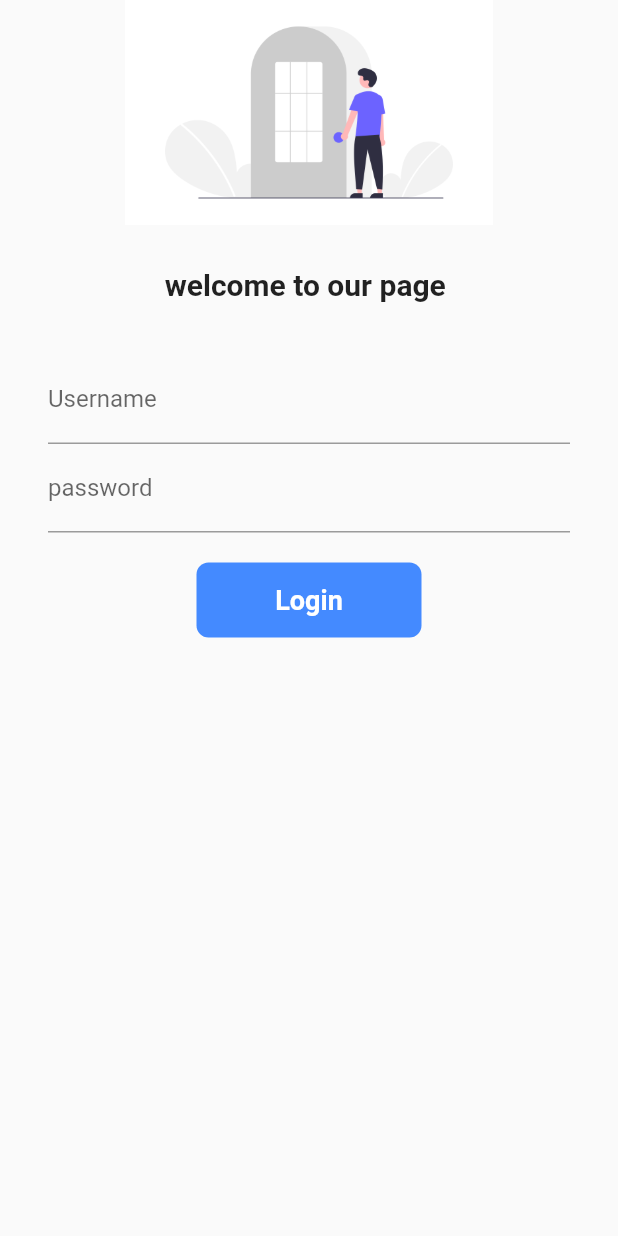
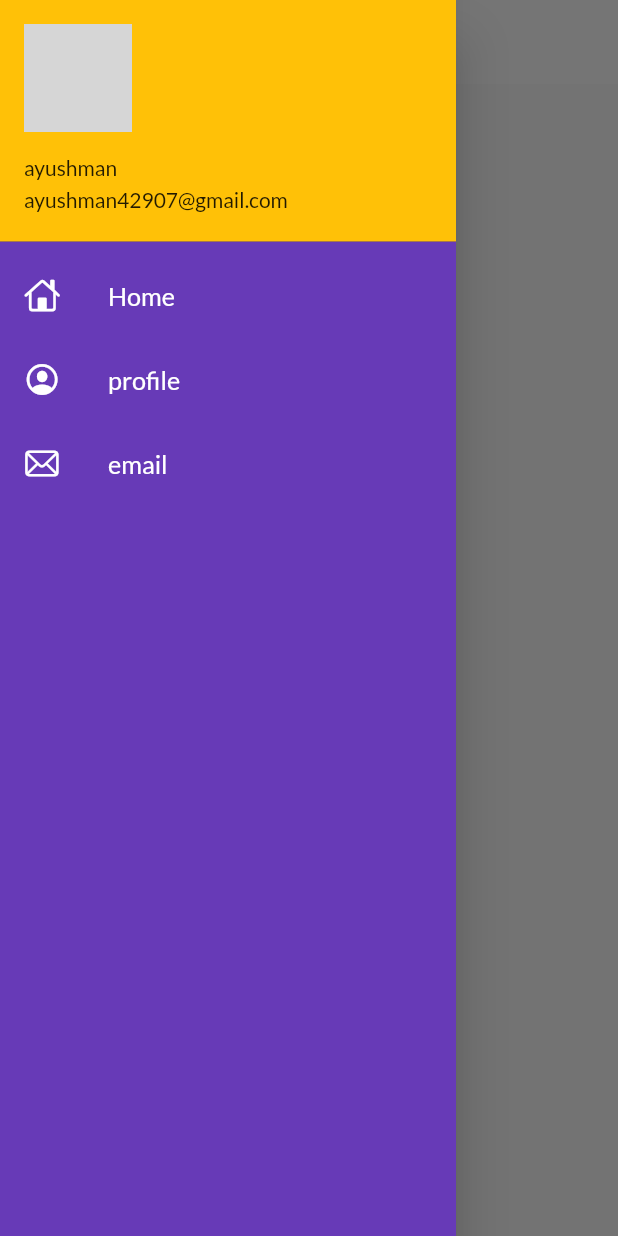
Before and after one commit to ayushmanCR7/futterappdev, a Flutter app: the screen it shows after launch, with the side drawer open (before the commit the screen has no drawer), on a phone screen of 412 x 824 dp. Run offline on Flutter 3.47's test engine with Material 2 defaults, Android fonts, the phone set to English and light mode, and no system bars; our stand-ins replace google_fonts; missing offline and left inert: dart:js_interop; network calls fail; grey boxes are pictures that could not be loaded.

Commit message:
themes extracted

```diff
--- a/lib/home_page.dart
+++ b/lib/home_page.dart
@@ -1,4 +1,5 @@
 import 'package:flutter/material.dart';
+import 'package:flutter_application_1/widgets/drawer.dart';
 
 class Homepage extends StatelessWidget {
   @override
@@ -14,7 +15,7 @@ class Homepage extends StatelessWidget {
           child: Text("welcome to $days flutter $name "),
         ),
       ),
-      drawer: Drawer(),
+      drawer: MyDrawer(),
     );
   }
 }
--- a/lib/main.dart
+++ b/lib/main.dart
@@ -1,5 +1,6 @@
 import 'package:flutter/material.dart';
 import 'package:flutter_application_1/utilis/routes.dart';
+import 'package:flutter_application_1/widgets/themes.dart';
 import 'login_page.dart';
 import 'home_page.dart';
 
@@ -14,11 +15,10 @@ class MyApp extends StatelessWidget {
   Widget build(BuildContext context) {
     return MaterialApp(
       themeMode: ThemeMode.light,
-      theme: ThemeData(primarySwatch: Colors.amber),
-      darkTheme: ThemeData(
-        brightness: Brightness.dark,
-      ),
-      initialRoute: "/",
+      theme: Mytheme.LightTheme(context),
+      darkTheme: Mytheme.darkTheme(context),
+      debugShowCheckedModeBanner: false,
+      initialRoute: Myroute.homeRoute,
       routes: {
         "/": (context) => LoginPage(),
         Myroute.homeRoute: (context) => Homepage(),
--- /dev/null
+++ b/lib/widgets/drawer.dart
@@ -0,0 +1,70 @@
+import 'package:flutter/cupertino.dart';
+import 'package:flutter/material.dart';
+
+class MyDrawer extends StatelessWidget {
+  @override
+  Widget build(BuildContext context) {
+    final imageurl =
+        "https://www.google.com/url?sa=i&url=https%3A%2F%2Fstackoverflow.com%2Fquestions%2F27963555%2Fdisplay-image-in-jsp-using-image-url&psig=AOvVaw0w8YMwCNUr9SQNkmgdGX9X&ust=1687098717942000&source=images&cd=vfe&ved=0CBEQjRxqFwoTCOi3kMzCyv8CFQAAAAAdAAAAABAE";
+    return Drawer(
+      child: Container(
+        color: Colors.deepPurple,
+        child: ListView(
+          //padding: EdgeInsets.zero,
+          children: [
+            DrawerHeader(
+              padding: EdgeInsets.zero,
+              child: UserAccountsDrawerHeader(
+                margin: EdgeInsets.zero,
+                accountName: Text("ayushman"),
+                accountEmail: Text("ayushman42907@gmail.com"),
+                currentAccountPicture: CircleAvatar(
+                  backgroundImage: NetworkImage(imageurl),
+                ),
+              ),
+            ),
+            ListTile(
+              leading: Icon(
+                CupertinoIcons.home,
+                color: Colors.white,
+              ),
+              title: Text(
+                "Home",
+                textScaleFactor: 1.2,
+                style: TextStyle(
+                  color: Colors.white,
+                ),
+              ),
+            ),
+            ListTile(
+              leading: Icon(
+                CupertinoIcons.profile_circled,
+                color: Colors.white,
+              ),
+              title: Text(
+                "profile",
+                textScaleFactor: 1.2,
+                style: TextStyle(
+                  color: Colors.white,
+                ),
+              ),
+            ),
+            ListTile(
+              leading: Icon(
+                CupertinoIcons.mail,
+                color: Colors.white,
+              ),
+              title: Text(
+                "email",
+                textScaleFactor: 1.2,
+                style: TextStyle(
+                  color: Colors.white,
+                ),
+              ),
+            )
+          ],
+        ),
+      ),
+    );
+  }
+}
--- /dev/null
+++ b/lib/widgets/themes.dart
@@ -0,0 +1,19 @@
+import 'package:flutter/material.dart';
+import 'package:google_fonts/google_fonts.dart';
+
+class Mytheme {
+  static ThemeData LightTheme(BuildContext context) => ThemeData(
+      primarySwatch: Colors.amber,
+      fontFamily: GoogleFonts.lato().fontFamily,
+      appBarTheme: AppBarTheme(
+        color: Colors.white,
+        elevation: 0.0,
+        iconTheme: IconThemeData(color: Colors.black),
+        toolbarTextStyle: Theme.of(context).textTheme.bodyText2,
+        titleTextStyle: Theme.of(context).textTheme.headline6,
+      ));
+
+  static ThemeData darkTheme(BuildContext context) => ThemeData(
+        brightness: Brightness.dark,
+      );
+}
```
Also changed, not shown: lib/login_page.dart (+42 -22 lines).
